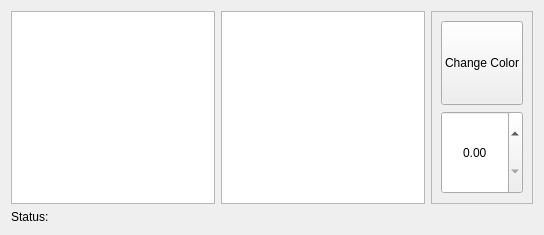
Above: mslib/msui/ui/ui_multiple_flightpath_dockwidget.ui from Open-MSS/MSS before the change. Below: the same form after it.
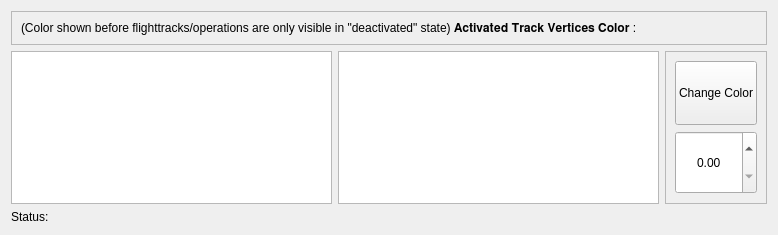
That is the form after the change.

Commit message: clear_operation_list_after_logout

What changed in the file:
```diff
--- a/mslib/msui/ui/ui_multiple_flightpath_dockwidget.ui
+++ b/mslib/msui/ui/ui_multiple_flightpath_dockwidget.ui
@@ -6,7 +6,7 @@
    <rect>
     <x>0</x>
     <y>0</y>
-    <width>544</width>
+    <width>778</width>
     <height>235</height>
    </rect>
   </property>
@@ -20,6 +20,50 @@
    <string>Form</string>
   </property>
   <layout class="QVBoxLayout" name="verticalLayout_2">
+   <item>
+    <widget class="QFrame" name="frame_2">
+     <property name="sizePolicy">
+      <sizepolicy hsizetype="Preferred" vsizetype="Preferred">
+       <horstretch>0</horstretch>
+       <verstretch>0</verstretch>
+      </sizepolicy>
+     </property>
+     <property name="frameShape">
+      <enum>QFrame::StyledPanel</enum>
+     </property>
+     <property name="frameShadow">
+      <enum>QFrame::Raised</enum>
+     </property>
+     <layout class="QHBoxLayout" name="horizontalLayout_3">
+      <item>
+       <widget class="QLabel" name="ft_color_label">
+        <property name="sizePolicy">
+         <sizepolicy hsizetype="Expanding" vsizetype="Preferred">
+          <horstretch>0</horstretch>
+          <verstretch>0</verstretch>
+         </sizepolicy>
+        </property>
+        <property name="text">
+         <string>(Color shown before flighttracks/operations are only visible in &quot;deactivated&quot; state) 𝐀𝐜𝐭𝐢𝐯𝐚𝐭𝐞𝐝 𝐓𝐫𝐚𝐜𝐤 𝐕𝐞𝐫𝐭𝐢𝐜𝐞𝐬 𝐂𝐨𝐥𝐨𝐫 : </string>
+        </property>
+       </widget>
+      </item>
+      <item>
+       <widget class="QLabel" name="colorPixmap">
+        <property name="sizePolicy">
+         <sizepolicy hsizetype="Expanding" vsizetype="Minimum">
+          <horstretch>0</horstretch>
+          <verstretch>0</verstretch>
+         </sizepolicy>
+        </property>
+        <property name="text">
+         <string/>
+        </property>
+       </widget>
+      </item>
+     </layout>
+    </widget>
+   </item>
    <item>
     <layout class="QHBoxLayout" name="horizontalLayout">
      <item>
```
The commit also changes 5 other files.
